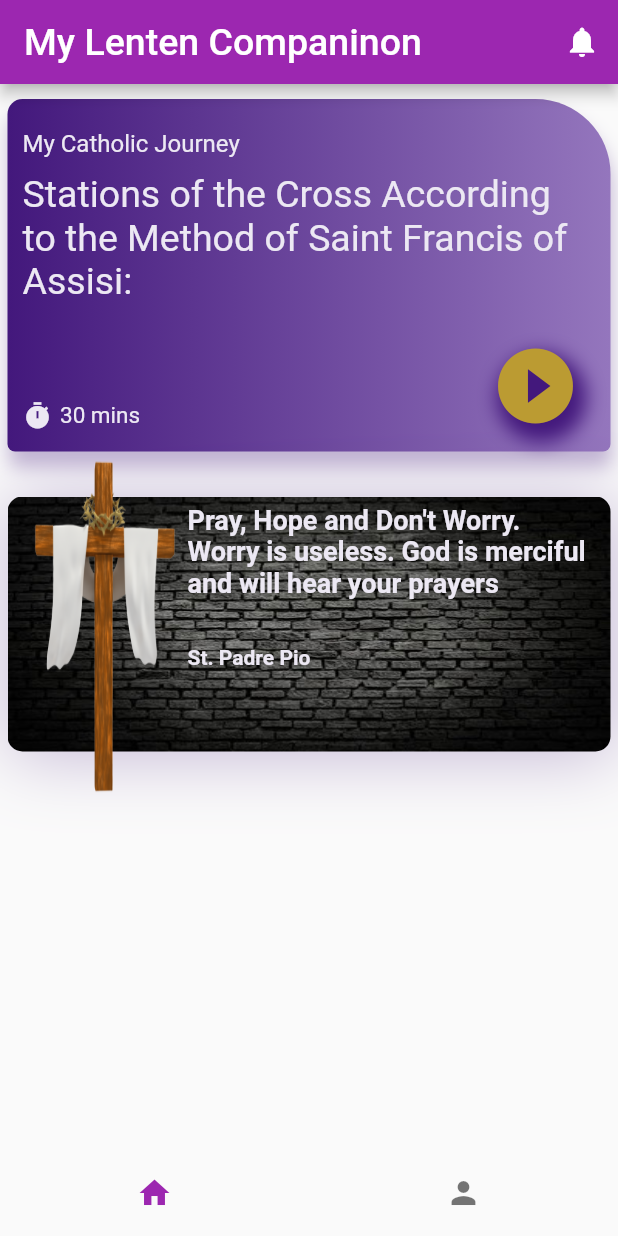
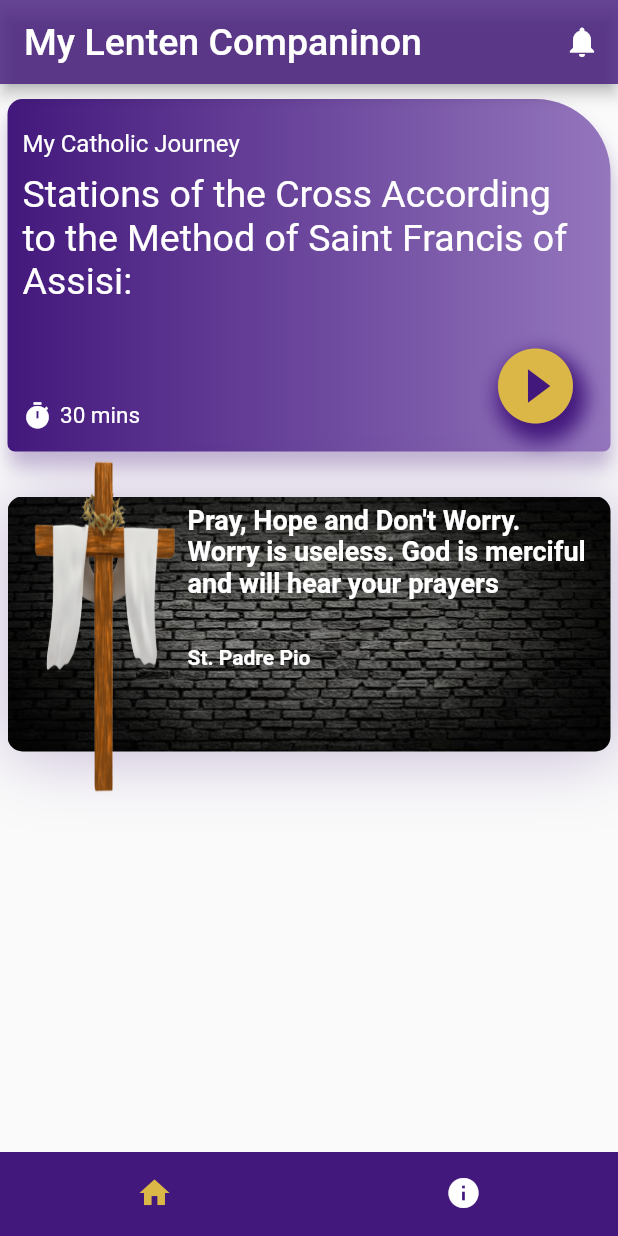
Before and after one commit to Chukwu3meka/Lenten-Companion, a Flutter app: the screen it shows after launch, on a phone screen of 412 x 824 dp. Run offline on Flutter 3.47's test engine with Material 2 defaults, Android fonts, the phone set to English and light mode, and no system bars.

Commit message:
updated colors

```diff
--- a/lib/main.dart
+++ b/lib/main.dart
@@ -17,9 +17,6 @@ class MyApp extends StatelessWidget {
     return MaterialApp(
         title: 'Lenten Companion',
         debugShowCheckedModeBanner: false,
-        theme: ThemeData(
-          primarySwatch: Colors.purple,
-        ),
         home: App());
   }
 }
--- a/lib/screens/profile/profile.dart
+++ b/lib/screens/about/index.dart
@@ -1,21 +1,21 @@
 import 'package:flutter/cupertino.dart';
 import 'package:lenten_companion/source/colors.dart';
 
-class Profile extends StatelessWidget {
-  const Profile({Key? key}) : super(key: key);
+class About extends StatelessWidget {
+  const About({Key? key}) : super(key: key);
 
   @override
   Widget build(BuildContext context) {
     return Container(
       width: double.maxFinite,
       height: double.maxFinite,
-      // color: AppColor.backgroundThree,
+      // color: AppColor.color3,
 // padding: const,
       child: Column(
         children: [
           Text(
-            "Profile",
-            style: TextStyle(color: AppColor.textThree),
+            "About",
+            style: TextStyle(color: AppColor.color3),
           )
         ],
       ),
--- a/lib/screens/app.dart
+++ b/lib/screens/app.dart
@@ -1,7 +1,8 @@
 import 'package:flutter/material.dart';
 import 'package:lenten_companion/screens/home/index.dart';
-import 'package:lenten_companion/screens/profile/profile.dart';
+import 'package:lenten_companion/screens/about/index.dart';
 import 'package:lenten_companion/screens/welcome/index.dart';
+import 'package:lenten_companion/source/colors.dart';
 
 class App extends StatefulWidget {
   const App({Key? key}) : super(key: key);
@@ -13,7 +14,7 @@ class App extends StatefulWidget {
 class _MainAppState extends State<App> {
   List screens = [
     Home(),
-    Profile(),
+    About(),
   ];
 
   int currentIndex = 0;
@@ -31,6 +32,7 @@ class _MainAppState extends State<App> {
     return Scaffold(
       appBar: AppBar(
         // title: const Text('AppBar Demo'),
+        backgroundColor: AppColor.color3.withOpacity(.8),
         title: Text(
           "My Lenten Companinon",
           style: TextStyle(
@@ -46,7 +48,7 @@ class _MainAppState extends State<App> {
               if (notifications.isNotEmpty) {
                 Navigator.push(
                   context,
-                  MaterialPageRoute(builder: (context) => const Profile()),
+                  MaterialPageRoute(builder: (context) => const About()),
                 );
               } else {
                 ScaffoldMessenger.of(context).showSnackBar(
@@ -62,11 +64,19 @@ class _MainAppState extends State<App> {
         elevation: 0,
         currentIndex: currentIndex,
         showSelectedLabels: false,
+        backgroundColor: AppColor.color3,
         showUnselectedLabels: false,
+        selectedItemColor: AppColor.color4,
+        unselectedItemColor: AppColor.color1,
         items: [
-          BottomNavigationBarItem(title: Text("Home"), icon: Icon(Icons.home)),
           BottomNavigationBarItem(
-              title: Text("Profile"), icon: Icon(Icons.person)),
+            title: Text("Home"),
+            icon: Icon(Icons.home),
+          ),
+          BottomNavigationBarItem(
+            title: Text("About"),
+            icon: Icon(Icons.info_sharp),
+          ),
         ],
       ),
     );
--- a/lib/screens/home/index.dart
+++ b/lib/screens/home/index.dart
@@ -27,8 +27,8 @@ class Home extends StatelessWidget {
               height: 235,
               decoration: BoxDecoration(
                 gradient: LinearGradient(colors: [
-                  color.AppColor.backgroundThree,
-                  color.AppColor.backgroundTwo,
+                  color.AppColor.color3,
+                  color.AppColor.color2,
                 ]),
                 // color: color.AppColor.pryBg,
                 borderRadius: BorderRadius.only(
@@ -41,7 +41,7 @@ class Home extends StatelessWidget {
                   BoxShadow(
                       offset: Offset(1, 10),
                       blurRadius: 10,
-                      color: color.AppColor.backgroundThree.withOpacity(0.3)),
+                      color: color.AppColor.color3.withOpacity(0.3)),
                 ],
               ),
               child: Container(
@@ -52,14 +52,14 @@ class Home extends StatelessWidget {
                   children: [
                     Text(
                       "My Catholic Journey",
-                      style: TextStyle(
-                          fontSize: 16, color: color.AppColor.textOne),
+                      style:
+                          TextStyle(fontSize: 16, color: color.AppColor.color1),
                     ),
                     SizedBox(height: 10),
                     Text(
                       "Stations of the Cross According to the Method of Saint Francis of Assisi:",
-                      style: TextStyle(
-                          fontSize: 25, color: color.AppColor.textOne),
+                      style:
+                          TextStyle(fontSize: 25, color: color.AppColor.color1),
                     ),
                     SizedBox(height: 25),
                     Row(
@@ -70,13 +70,13 @@ class Home extends StatelessWidget {
                             Icon(
                               Icons.timer,
                               size: 20,
-                              color: color.AppColor.textOne,
+                              color: color.AppColor.color1,
                             ),
                             SizedBox(width: 5),
                             Text(
                               "30 mins",
                               style: TextStyle(
-                                  fontSize: 15, color: color.AppColor.textOne),
+                                  fontSize: 15, color: color.AppColor.color1),
                             ),
                           ],
                         ),
@@ -87,13 +87,13 @@ class Home extends StatelessWidget {
                               borderRadius: BorderRadius.circular(60),
                               boxShadow: [
                                 BoxShadow(
-                                    color: color.AppColor.backgroundThree,
+                                    color: color.AppColor.color3,
                                     blurRadius: 10,
                                     offset: Offset(4, 8))
                               ]),
                           child: Icon(
                             Icons.play_circle_fill,
-                            color: color.AppColor.iconOne,
+                            color: color.AppColor.color4,
                             size: 60,
                           ),
                         )
@@ -121,8 +121,7 @@ class Home extends StatelessWidget {
                         BoxShadow(
                             blurRadius: 40,
                             offset: Offset(2, 2),
-                            color:
-                                color.AppColor.backgroundThree.withOpacity(.3))
+                            color: color.AppColor.color3.withOpacity(.3))
                       ],
                     ),
                   ),
@@ -155,7 +154,7 @@ Worry is useless. God is merciful and will hear your prayers
                           style: TextStyle(
                               fontSize: 18,
                               fontWeight: FontWeight.bold,
-                              color: color.AppColor.textOne),
+                              color: color.AppColor.color1),
                         ),
                         SizedBox(
                           height: 10,
@@ -165,7 +164,7 @@ Worry is useless. God is merciful and will hear your prayers
                           style: TextStyle(
                               fontSize: 14,
                               fontWeight: FontWeight.bold,
-                              color: color.AppColor.textOne),
+                              color: color.AppColor.color1),
                         ),
                       ],
                     ),
--- a/lib/source/colors.dart
+++ b/lib/source/colors.dart
@@ -1,11 +1,8 @@
 import 'dart:ui';
 
 class AppColor {
-  static Color backgroundOne = const Color(0xFFFFFFFF);
-  static Color backgroundTwo = const Color(0xFF9476BD);
-  static Color backgroundThree = const Color(0xFF43187C);
-  static Color textOne = const Color(0xFFECE8F3);
-  static Color textTwo = const Color(0xFF635974);
-  static Color textThree = const Color(0xFF1F034B);
-  static Color iconOne = const Color(0xFFBB9B32);
+  static Color color1 = const Color(0xFFFFFFFF);
+  static Color color2 = const Color(0xFF9476BD);
+  static Color color3 = const Color(0xFF43187C);
+  static Color color4 = const Color(0xFFDAB747);
 }
```
